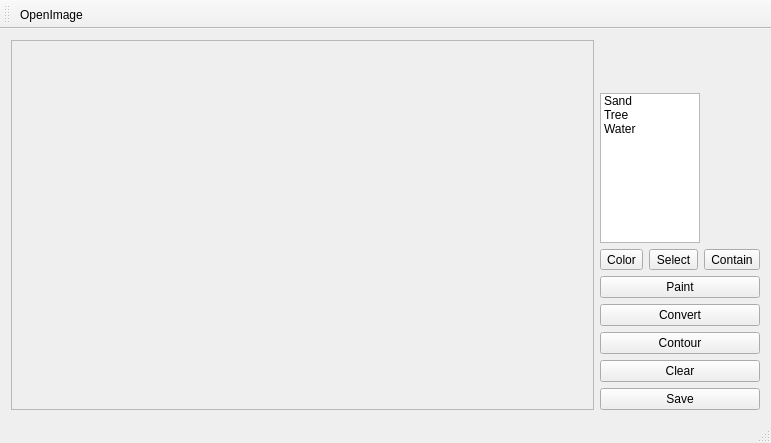
perbeuo/PicTexture, file mainwindow.ui: the form before one commit.
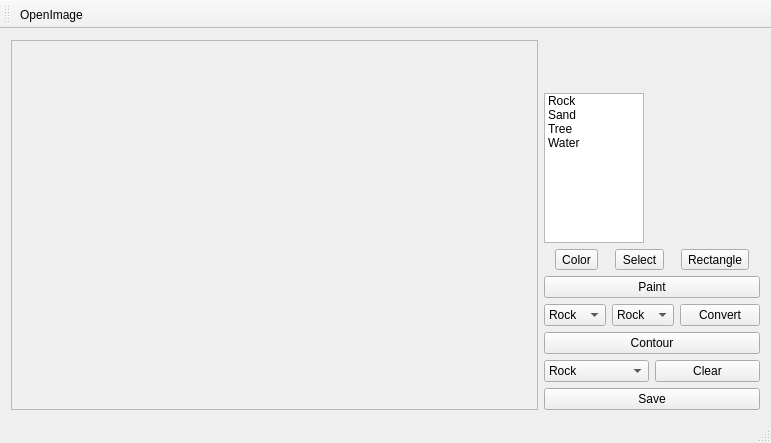
The form after the commit.

Commit message: add draw rectangle function

Patch:
```diff
--- a/mainwindow.ui
+++ b/mainwindow.ui
@@ -25,7 +25,7 @@
         <rect>
          <x>0</x>
          <y>0</y>
-         <width>555</width>
+         <width>505</width>
          <height>347</height>
         </rect>
        </property>
@@ -55,6 +55,11 @@
           <height>150</height>
          </size>
         </property>
+        <item>
+         <property name="text">
+          <string>Rock</string>
+         </property>
+        </item>
         <item>
          <property name="text">
           <string>Sand</string>
@@ -97,7 +102,7 @@
         <item>
          <widget class="QToolButton" name="btnContain">
           <property name="text">
-           <string>Contain</string>
+           <string>Rectangle</string>
           </property>
           <property name="checkable">
            <bool>true</bool>
@@ -114,11 +119,63 @@
        </widget>
       </item>
       <item>
-       <widget class="QPushButton" name="btnCanny">
-        <property name="text">
-         <string>Convert</string>
-        </property>
-       </widget>
+       <layout class="QHBoxLayout" name="horizontalLayout_2">
+        <item>
+         <widget class="QComboBox" name="comboFrom">
+          <item>
+           <property name="text">
+            <string>Rock</string>
+           </property>
+          </item>
+          <item>
+           <property name="text">
+            <string>Sand</string>
+           </property>
+          </item>
+          <item>
+           <property name="text">
+            <string>Tree</string>
+           </property>
+          </item>
+          <item>
+           <property name="text">
+            <string>Water</string>
+           </property>
+          </item>
+         </widget>
+        </item>
+        <item>
+         <widget class="QComboBox" name="comboTo">
+          <item>
+           <property name="text">
+            <string>Rock</string>
+           </property>
+          </item>
+          <item>
+           <property name="text">
+            <string>Sand</string>
+           </property>
+          </item>
+          <item>
+           <property name="text">
+            <string>Tree</string>
+           </property>
+          </item>
+          <item>
+           <property name="text">
+            <string>Water</string>
+           </property>
+          </item>
+         </widget>
+        </item>
+        <item>
+         <widget class="QPushButton" name="btnConvert">
+          <property name="text">
+           <string>Convert</string>
+          </property>
+         </widget>
+        </item>
+       </layout>
       </item>
       <item>
        <widget class="QPushButton" name="btnContour">
@@ -128,11 +185,44 @@
        </widget>
       </item>
       <item>
-       <widget class="QPushButton" name="btnClear">
-        <property name="text">
-         <string>Clear</string>
-        </property>
-       </widget>
+       <layout class="QHBoxLayout" name="horizontalLayout_3">
+        <item>
+         <widget class="QComboBox" name="comboClear">
+          <item>
+           <property name="text">
+            <string>Rock</string>
+           </property>
+          </item>
+          <item>
+           <property name="text">
+            <string>Sand</string>
+           </property>
+          </item>
+          <item>
+           <property name="text">
+            <string>Tree</string>
+           </property>
+          </item>
+          <item>
+           <property name="text">
+            <string>Water</string>
+           </property>
+          </item>
+          <item>
+           <property name="text">
+            <string>All</string>
+           </property>
+          </item>
+         </widget>
+        </item>
+        <item>
+         <widget class="QPushButton" name="btnClear">
+          <property name="text">
+           <string>Clear</string>
+          </property>
+         </widget>
+        </item>
+       </layout>
       </item>
       <item>
        <widget class="QPushButton" name="btnSave">
```
Left out of the diff: 2 changed lines with no effect on the pictures. The commit also changes 5 other files.
